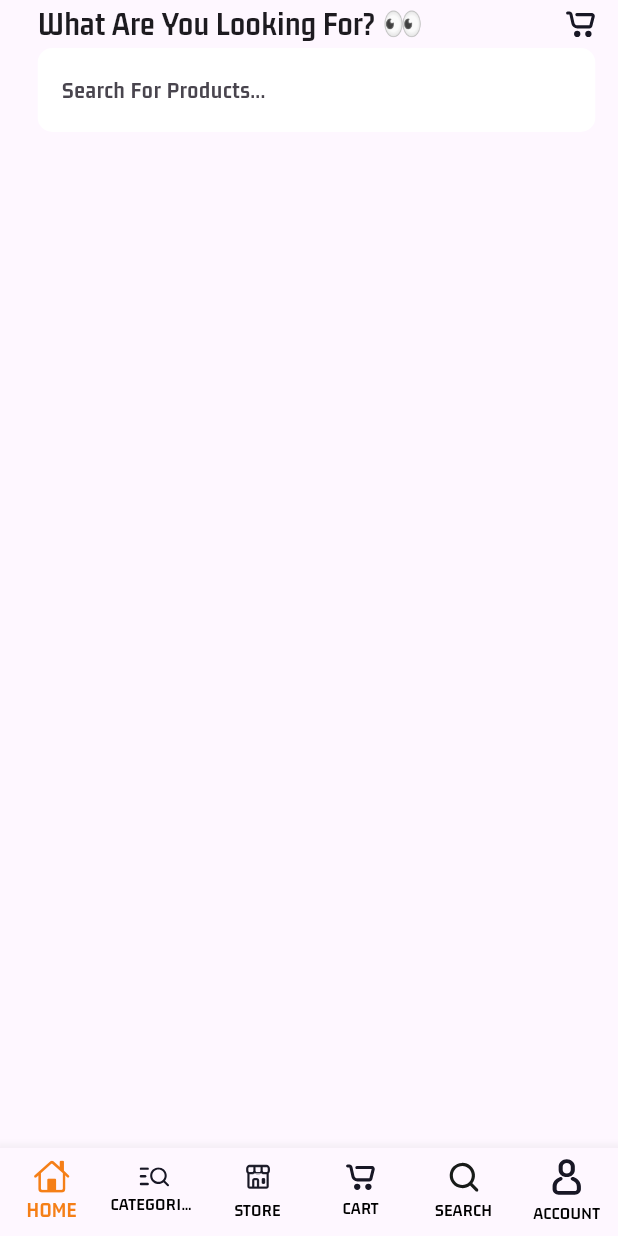
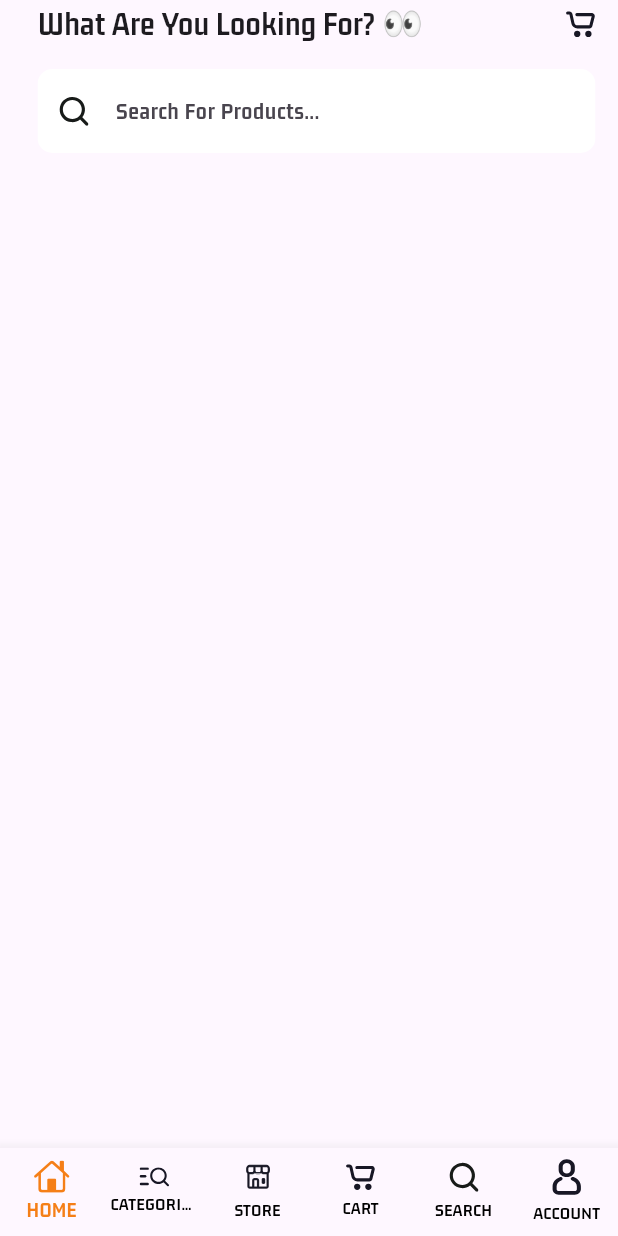
Before and after one commit to adogbeji/FlutterMultiStoreApp, a Flutter app: the screen it shows after launch, on a phone screen of 412 x 824 dp. Run offline on Flutter 3.47's test engine with Material 3 defaults, Android fonts, the phone set to English and light mode, and no system bars; our stand-ins replace flutter_svg.

Commit message:
Add prefix icon to search bar in buyers home screen

```diff
--- a/lib/views/buyers/nav_screens/home_screen.dart
+++ b/lib/views/buyers/nav_screens/home_screen.dart
@@ -34,17 +34,24 @@ class HomeScreen extends StatelessWidget {
             ],
           ),
 
+
+          const SizedBox(height: 14,),
+
           // SEARCH BAR
           ClipRRect(
             borderRadius: BorderRadius.circular(10),
-            child: const TextField(
+            child: TextField(
               decoration: InputDecoration(
                 fillColor: Colors.white,
                 filled: true,
                 labelText: 'Search For Products...',
                 hintText: 'Search Here',
-                border: OutlineInputBorder(
+                border: const OutlineInputBorder(
                   borderSide: BorderSide.none,
+                ),
+                prefixIcon: Padding(
+                  padding: const EdgeInsets.all(14.0),
+                  child: SvgPicture.asset('assets/icons/search.svg', width: 10,),
                 ),
               ),
             ),
```
